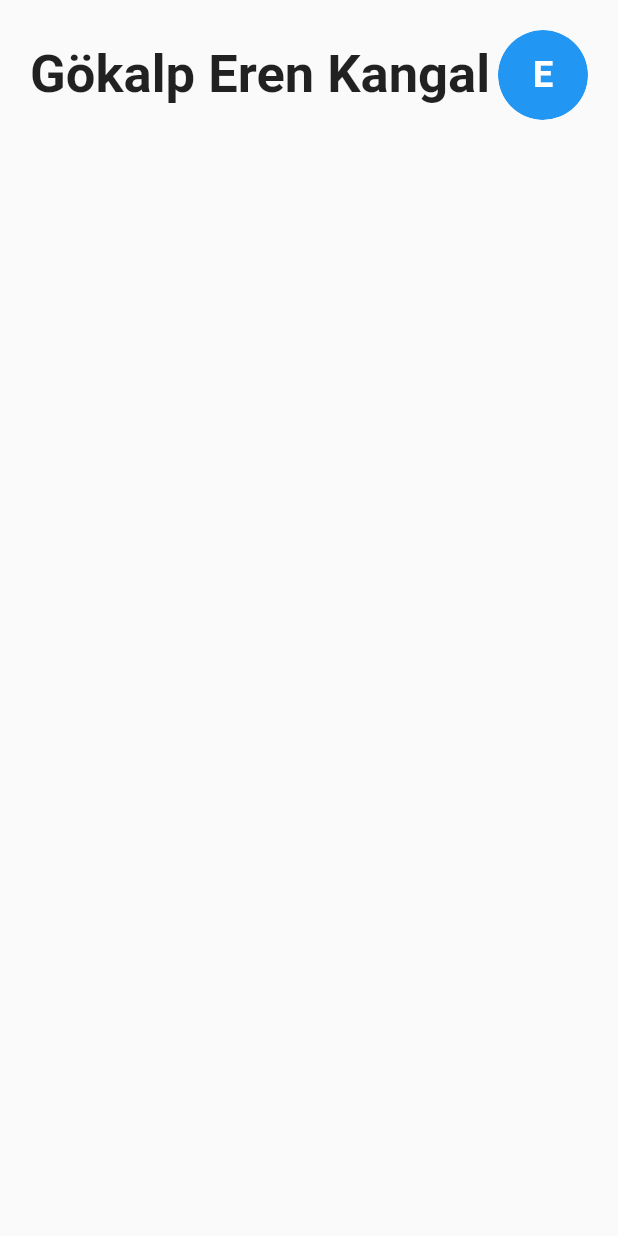
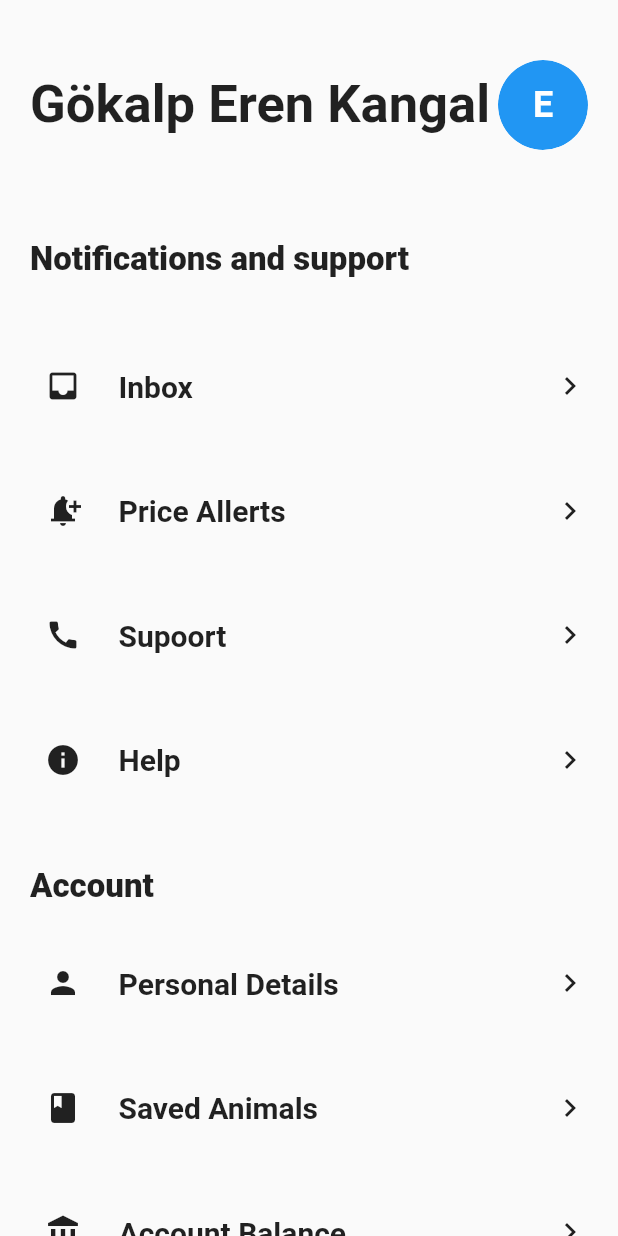
Before and after one commit to aysealmaci/Pet-Hotel, a Flutter app: the ProfileScreen screen opened directly, on a phone screen of 412 x 824 dp. Run offline on Flutter 3.47's test engine with Material 2 defaults, Android fonts, the phone set to English and light mode, and no system bars; our stand-ins replace table_calendar.

Commit message:
profile page is added.

```diff
--- a/pet_hotel/lib/book_screen.dart
+++ b/pet_hotel/lib/book_screen.dart
@@ -156,8 +156,10 @@ class _BookPageState extends State<BookPage> {
                               shape: RoundedRectangleBorder(
                                   borderRadius: BorderRadius.circular(15))),
                           onPressed: () {
-                            MaterialPageRoute(
-                                builder: ((context) => ProfileScreen()));
+                            Navigator.push(
+                                context,
+                                MaterialPageRoute(
+                                    builder: ((context) => ProfileScreen())));
                           },
                           child: Text(
                             "Set date",
--- a/pet_hotel/lib/main.dart
+++ b/pet_hotel/lib/main.dart
@@ -18,7 +18,7 @@ class MyApp extends StatelessWidget {
       theme: ThemeData(
         primarySwatch: Colors.blue,
       ),
-      home: const BookPage(),
+      home: const ProfileScreen(),
     );
   }
 }
--- /dev/null
+++ b/pet_hotel/lib/profile_context.dart
@@ -0,0 +1,52 @@
+import 'package:flutter/material.dart';
+
+class ProfileContext extends StatelessWidget {
+  const ProfileContext({
+    Key? key,
+    this.name,
+    this.icon_name,
+  }) : super(key: key);
+
+  final String? name;
+  final Icon? icon_name;
+
+  @override
+  Widget build(BuildContext context) {
+    return Row(
+      mainAxisAlignment: MainAxisAlignment.spaceBetween,
+      children: [
+        Row(
+          children: [
+            Padding(
+              padding: const EdgeInsets.all(10.0),
+              child: Container(
+                child: Row(
+                  children: [
+                    Padding(
+                      padding: const EdgeInsets.fromLTRB(20, 0, 5, 0),
+                      child: icon_name,
+                    ),
+                    Padding(
+                      padding: const EdgeInsets.all(20.0),
+                      child: Text(
+                        name!,
+                        style: TextStyle(
+                            fontWeight: FontWeight.bold, fontSize: 20),
+                      ),
+                    )
+                  ],
+                ),
+              ),
+            )
+          ],
+        ),
+        Padding(
+          padding: const EdgeInsets.fromLTRB(0, 0, 20, 0),
+          child: Icon(
+            Icons.keyboard_arrow_right,
+          ),
+        )
+      ],
+    );
+  }
+}
--- a/pet_hotel/lib/profile_screen.dart
+++ b/pet_hotel/lib/profile_screen.dart
@@ -1,5 +1,6 @@
 import 'package:flutter/material.dart';
 import 'package:flutter/cupertino.dart';
+import 'package:pet_hotel/profile_context.dart';
 import 'package:pet_hotel/rounded_button.dart';
 
 class ProfileScreen extends StatelessWidget {
@@ -10,6 +11,9 @@ class ProfileScreen extends StatelessWidget {
     return Scaffold(
       body: Column(
         children: [
+          SizedBox(
+            height: 20,
+          ),
           Padding(
             padding: const EdgeInsets.all(20.0),
             child: Row(
@@ -26,6 +30,63 @@ class ProfileScreen extends StatelessWidget {
               ],
             ),
           ),
+          SizedBox(
+            height: 10,
+          ),
+          Padding(
+            padding: const EdgeInsets.fromLTRB(20, 30, 0, 0),
+            child: Row(
+              mainAxisAlignment: MainAxisAlignment.start,
+              children: [
+                Text(
+                  "Notifications and support",
+                  style: TextStyle(fontWeight: FontWeight.w900, fontSize: 22),
+                ),
+              ],
+            ),
+          ),
+          SizedBox(height: 30),
+          ProfileContext(
+            name: "Inbox",
+            icon_name: Icon(Icons.inbox),
+          ),
+          ProfileContext(
+            name: "Price Allerts",
+            icon_name: Icon(Icons.notification_add),
+          ),
+          ProfileContext(
+            name: "Supoort",
+            icon_name: Icon(Icons.call),
+          ),
+          ProfileContext(
+            name: "Help",
+            icon_name: Icon(Icons.info),
+          ),
+          Padding(
+            padding: const EdgeInsets.fromLTRB(20, 30, 0, 0),
+            child: Row(
+              mainAxisAlignment: MainAxisAlignment.start,
+              children: [
+                Text(
+                  "Account",
+                  style: TextStyle(fontWeight: FontWeight.w900, fontSize: 22),
+                ),
+              ],
+            ),
+          ),
+          SizedBox(height: 10),
+          ProfileContext(
+            name: "Personal Details",
+            icon_name: Icon(Icons.person),
+          ),
+          ProfileContext(
+            name: "Saved Animals",
+            icon_name: Icon(Icons.book),
+          ),
+          ProfileContext(
+            name: "Account Balance",
+            icon_name: Icon(Icons.account_balance),
+          ),
         ],
       ),
     );
```
